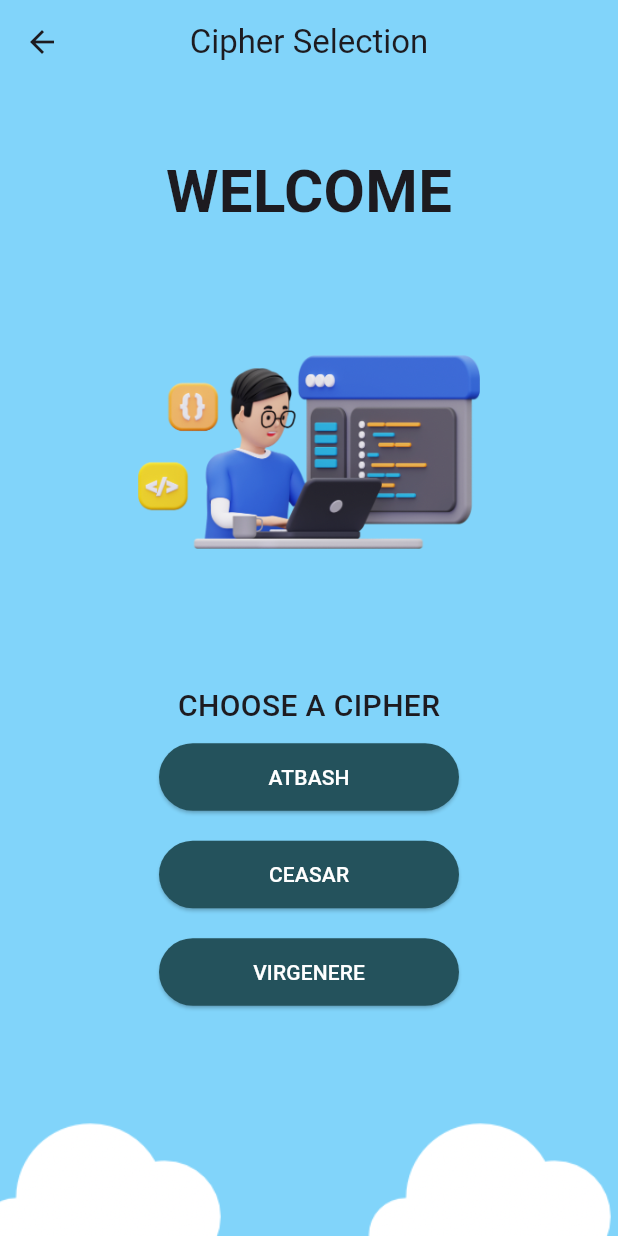
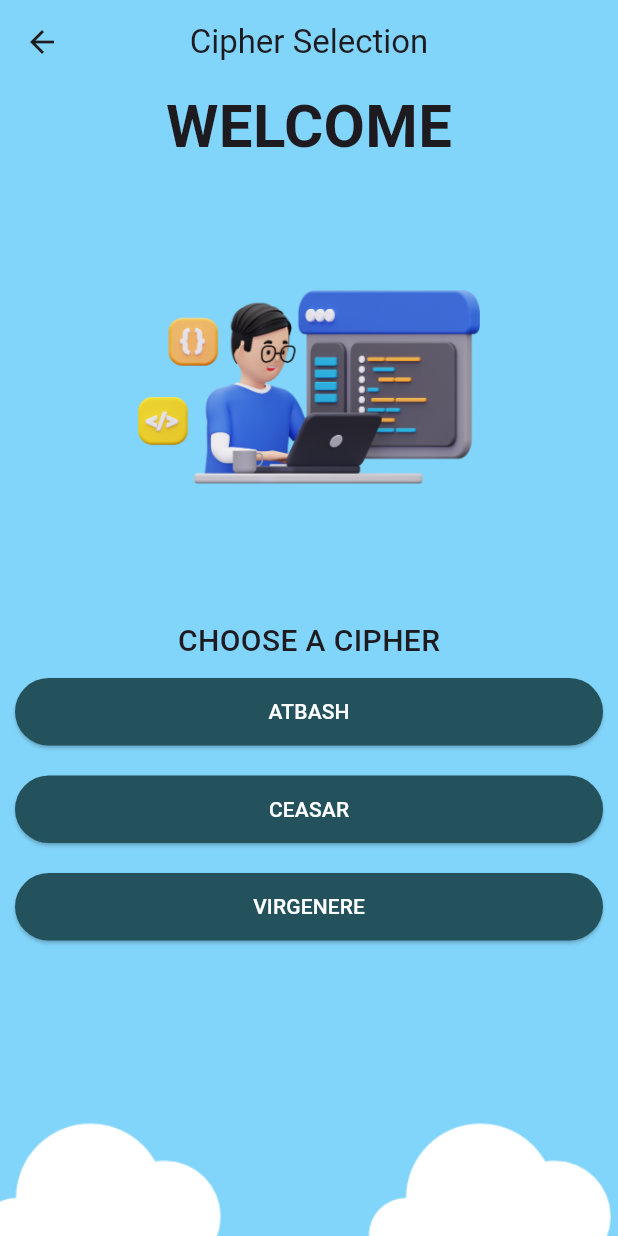
Before and after one commit to Bsynchronous29/encryption_app, a Flutter app: the CipherSelectionPage screen opened directly, on a phone screen of 412 x 824 dp. Run offline on Flutter 3.47's test engine with Material 3 defaults, Android fonts, the phone set to English and light mode, and no system bars; our stand-ins replace flutter_bloc; accounts and stored records are empty.

Commit message:
minor changes again

```diff
--- a/lib/feature/encode/presentation/pages/cipher_selection_page.dart
+++ b/lib/feature/encode/presentation/pages/cipher_selection_page.dart
@@ -2,7 +2,6 @@ import 'package:encode_decode_app/core/enums.dart';
 import 'package:encode_decode_app/feature/encode/presentation/pages/home_page.dart';
 
 import 'package:flutter/material.dart';
-import 'package:flutter/widgets.dart';
 
 class CipherSelectionPage extends StatelessWidget {
   const CipherSelectionPage({super.key});
@@ -22,11 +21,13 @@ class CipherSelectionPage extends StatelessWidget {
             mainAxisAlignment: MainAxisAlignment.spaceBetween,
             children: [
               Expanded(
-                child: Column(
-                  mainAxisAlignment: MainAxisAlignment.center,
+                child: ListView(
+                  // mainAxisAlignment: MainAxisAlignment.center,
                   children: [
                     _buildHeader(),
-                    _buildButton(context, text: const Text('ATBASH'),
+                    _buildButton(
+                      context,
+                      text: const Text('ATBASH'),
                       onPressed: () {
                         Navigator.of(context).push(
                           MaterialPageRoute(
@@ -35,7 +36,8 @@ class CipherSelectionPage extends StatelessWidget {
                             ),
                           ),
                         );
-                    }),
+                      },
+                    ),
                     _buildButton(context, text: const Text('CEASAR'),
                         onPressed: () {
                       Navigator.of(context).push(
--- a/lib/feature/encode/presentation/pages/home_page.dart
+++ b/lib/feature/encode/presentation/pages/home_page.dart
@@ -83,7 +83,6 @@ class _HomePageState extends State<HomePage> {
                           },
                           child: const Text('ENCRYPT')),
                     ),
-                    if (_selectedCipher != Cipher.atbash)
                     Container(
                       width: 200,
                       child: ElevatedButton(
--- a/lib/feature/login/presentation/pages/login_page.dart
+++ b/lib/feature/login/presentation/pages/login_page.dart
@@ -90,8 +90,8 @@ class _LoginPageState extends State<LoginPage> {
                     ),
                     color: Color.fromARGB(255, 17, 42, 47),
                   ),
-                  child: Column(
-                    crossAxisAlignment: CrossAxisAlignment.center,
+                  child: ListView(
+                    // crossAxisAlignment: CrossAxisAlignment.center,
                     children: [
                       const SizedBox(height: 120), // Space for image overlap
                       CustomTextBox(
--- a/lib/feature/login/presentation/pages/signup_page.dart
+++ b/lib/feature/login/presentation/pages/signup_page.dart
@@ -86,8 +86,8 @@ class _SignUpPageState extends State<SignUpPage> {
                     ),
                     color: Color.fromARGB(255, 17, 42, 47),
                   ),
-                  child: Column(
-                    crossAxisAlignment: CrossAxisAlignment.center,
+                  child: ListView(
+                    // crossAxisAlignment: CrossAxisAlignment.center,
                     children: [
                       const SizedBox(height: 120),
                       CustomTextBox(
@@ -102,6 +102,7 @@ class _SignUpPageState extends State<SignUpPage> {
                       ),
                       CustomTextBox(
                         prefixIcon: const Icon(Icons.lock),
+                        isPassword: true,
                         label: 'Password',
                         obscureText: true,
                         controller: _passwordController,
```
Lines whose indentation alone changed are shown as unchanged.
